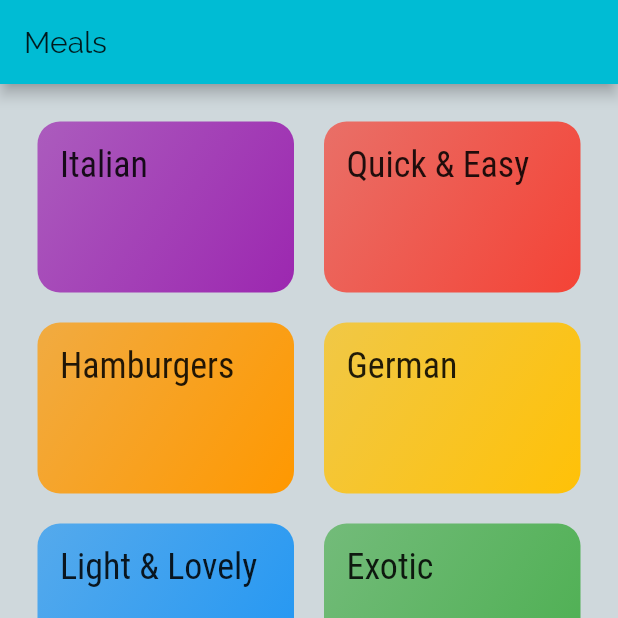
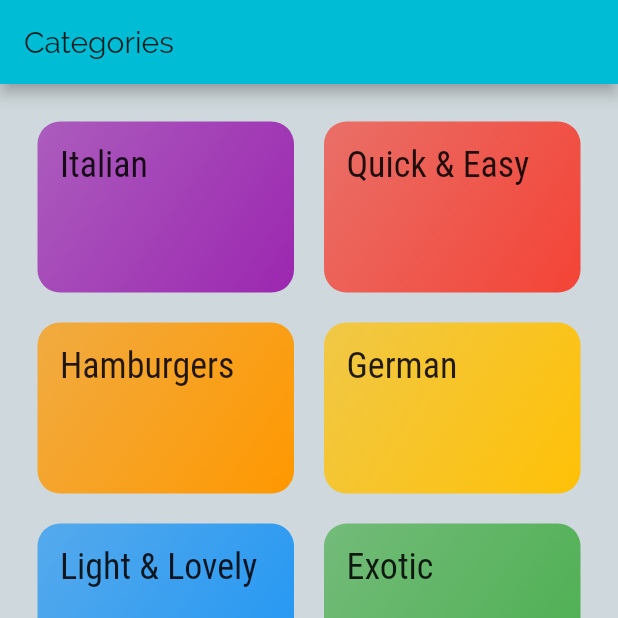
Before and after one commit to adrianbadarau/flutter-meals-app, a Flutter app: the screen it shows after launch, on a phone screen of 412 x 824 dp, the top half of it. Run offline on Flutter 3.47's test engine with Material 2 defaults, Android fonts, the phone set to English and light mode, and no system bars.

Commit message:
added chaging title

```diff
--- a/lib/pages/tabs.dart
+++ b/lib/pages/tabs.dart
@@ -10,7 +10,10 @@ class Tabs extends StatefulWidget {
 }
 
 class _TabsState extends State<Tabs> {
-  final List<Widget> _pages = [Categories(), Favorites()];
+  final List<Map<String,Object>> _pages = [
+    {'page':Categories(), 'title':'Categories'},
+    {'page':Favorites(), 'title':'Favorites'},
+  ];
   int _selectedPageIndex = 0;
 
   void _selectPage(int index) {
@@ -23,9 +26,9 @@ class _TabsState extends State<Tabs> {
   Widget build(BuildContext context) {
     return Scaffold(
       appBar: AppBar(
-        title: Text('Meals'),
+        title: Text(_pages[_selectedPageIndex]['title']),
       ),
-      body: _pages[_selectedPageIndex],
+      body: _pages[_selectedPageIndex]['page'],
       bottomNavigationBar: BottomNavigationBar(
         onTap: _selectPage,
         backgroundColor: Theme.of(context).primaryColor,
```
